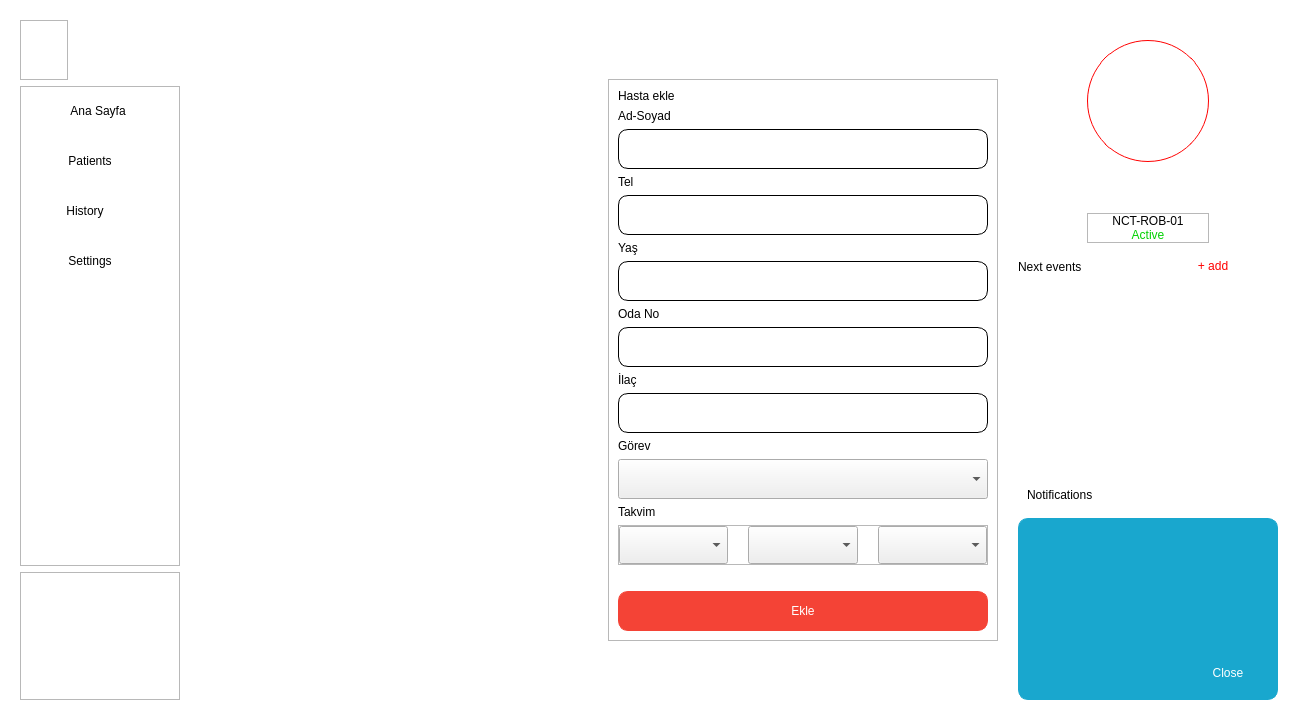
Above: social_ui.ui from kaleb236/social_inovation before the change. Below: the same form after it.
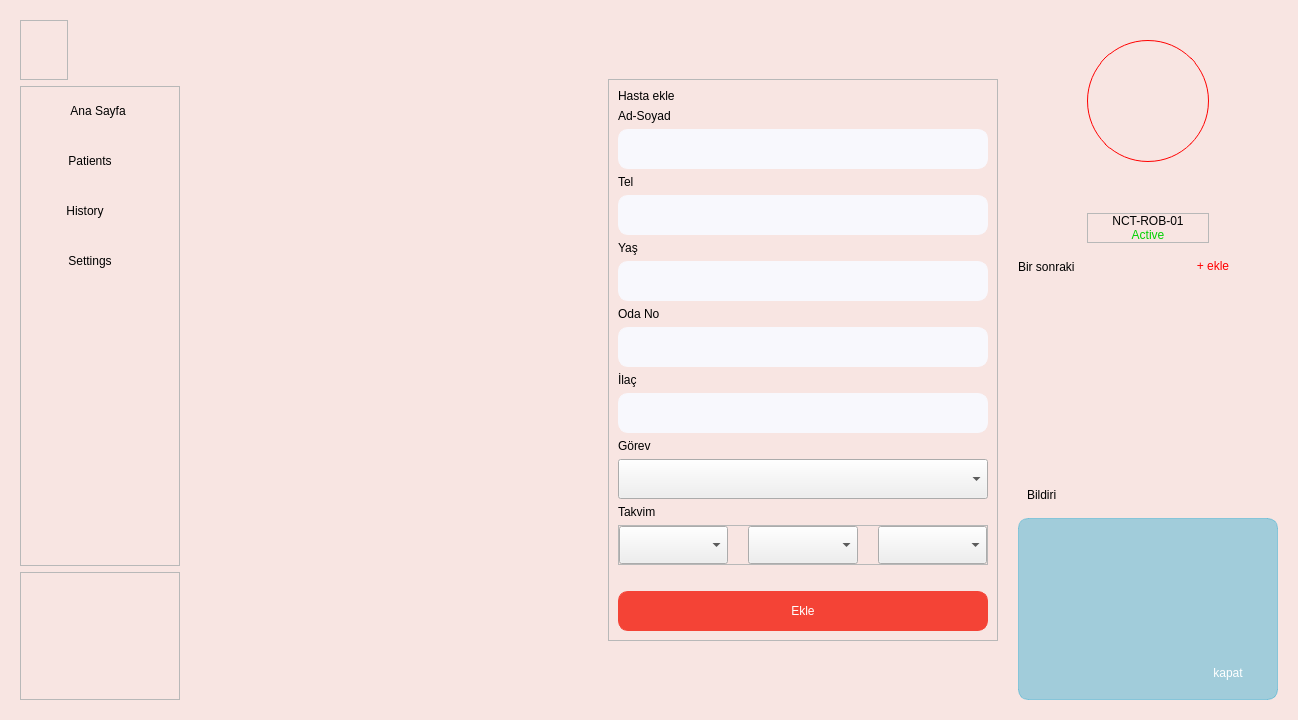
That is the form after the change. The open tabs and pages were chosen to show the change. Icons and pictures are not drawn.

Diff of the .ui file:
```diff
--- a/social_ui.ui
+++ b/social_ui.ui
@@ -6,7 +6,7 @@
    <rect>
     <x>0</x>
     <y>0</y>
-    <width>1280</width>
+    <width>1298</width>
     <height>720</height>
    </rect>
   </property>
@@ -15,7 +15,19 @@
   </property>
   <property name="styleSheet">
    <string notr="true">QFrame#left_frame,#right_frame, #central_frame{
-background-color: white;
+	background-color: rgba(250, 226, 222,200);
+}
+QWidget#centralwidget{
+	image: url(:/resource/images/background.jpg);
+}
+QLineEdit{
+	background-color:rgb(248, 248, 253);
+font: 75 12pt &quot;Century Gothic&quot;;
+border: 1px solid rgb(248, 248, 253);
+border-radius: 10px;
+}
+QComboBox{
+font: 75 12pt &quot;Century Gothic&quot;;
 }</string>
   </property>
   <widget class="QWidget" name="centralwidget">
@@ -49,6 +61,9 @@
         <height>16777215</height>
        </size>
       </property>
+      <property name="styleSheet">
+       <string notr="true"/>
+      </property>
       <property name="frameShape">
        <enum>QFrame::NoFrame</enum>
       </property>
@@ -146,7 +161,7 @@
             <property name="styleSheet">
              <string notr="true">QPushButton{
 font: 75 12pt &quot;Century Gothic&quot;;
-border: 1px solid white;
+border: 0px solid white;
 border-radius: 10px;
 }
 QPushButton:hover{
@@ -203,7 +218,7 @@
             <property name="styleSheet">
              <string notr="true">QPushButton{
 font: 75 12pt &quot;Century Gothic&quot;;
-border: 1px solid white;
+border: 0px solid white;
 border-radius: 10px;
 }
 QPushButton:hover{
@@ -260,7 +275,7 @@
             <property name="styleSheet">
              <string notr="true">QPushButton{
 font: 75 12pt &quot;Century Gothic&quot;;
-border: 1px solid white;
+border: 0px solid white;
 border-radius: 10px;
 }
 QPushButton:hover{
@@ -317,7 +332,7 @@
             <property name="styleSheet">
              <string notr="true">QPushButton{
 font: 75 12pt &quot;Century Gothic&quot;;
-border: 1px solid white;
+border: 0px solid white;
 border-radius: 10px;
 }
 QPushButton:hover{
@@ -615,9 +630,7 @@
                     </size>
                    </property>
                    <property name="styleSheet">
-                    <string notr="true">font: 75 12pt &quot;Century Gothic&quot;;
-border: 1px solid black;
-border-radius: 10px;</string>
+                    <string notr="true"/>
                    </property>
                   </widget>
                  </item>
@@ -643,9 +656,7 @@
                     </size>
                    </property>
                    <property name="styleSheet">
-                    <string notr="true">font: 75 12pt &quot;Century Gothic&quot;;
-border: 1px solid black;
-border-radius: 10px;</string>
+                    <string notr="true"/>
                    </property>
                   </widget>
                  </item>
@@ -671,9 +682,7 @@
                     </size>
                    </property>
                    <property name="styleSheet">
-                    <string notr="true">font: 75 12pt &quot;Century Gothic&quot;;
-border: 1px solid black;
-border-radius: 10px;</string>
+                    <string notr="true"/>
                    </property>
                   </widget>
                  </item>
@@ -699,9 +708,7 @@
                     </size>
                    </property>
                    <property name="styleSheet">
-                    <string notr="true">font: 75 12pt &quot;Century Gothic&quot;;
-border: 1px solid black;
-border-radius: 10px;</string>
+                    <string notr="true"/>
                    </property>
                   </widget>
                  </item>
@@ -727,9 +734,7 @@
                     </size>
                    </property>
                    <property name="styleSheet">
-                    <string notr="true">font: 75 12pt &quot;Century Gothic&quot;;
-border: 1px solid black;
-border-radius: 10px;</string>
+                    <string notr="true"/>
                    </property>
                   </widget>
                  </item>
@@ -1098,7 +1103,7 @@
                 <string notr="true">font: 75 14pt &quot;Bahnschrift&quot;;</string>
                </property>
                <property name="text">
-                <string>Next events</string>
+                <string>Bir sonraki</string>
                </property>
                <property name="alignment">
                 <set>Qt::AlignLeading|Qt::AlignLeft|Qt::AlignVCenter</set>
@@ -1110,13 +1115,13 @@
                <property name="styleSheet">
                 <string notr="true">QPushButton{
 font: 75 12pt &quot;Century Gothic&quot;;
-border: 1px solid white;
+border: 0px solid white;
 border-radius: 10px;
 color: #ff0000;
 }</string>
                </property>
                <property name="text">
-                <string>+ add</string>
+                <string>+ ekle</string>
                </property>
               </widget>
              </item>
@@ -1201,7 +1206,7 @@
                 <string notr="true">font: 75 14pt &quot;Bahnschrift&quot;;</string>
                </property>
                <property name="text">
-                <string>Notifications</string>
+                <string>Bildiri</string>
                </property>
                <property name="alignment">
                 <set>Qt::AlignLeading|Qt::AlignLeft|Qt::AlignVCenter</set>
@@ -1215,8 +1220,8 @@
            <widget class="QFrame" name="frame_11">
             <property name="styleSheet">
              <string notr="true">QFrame#frame_11{
-border: 1px solid #19A7CE;
-background-color: #19A7CE;
+border: 1px solid rgba(25, 167, 206,100);
+background-color: rgba(25, 167, 206,100);
 border-radius: 10px;
 }
 QLabel{
@@ -1236,8 +1241,6 @@
               <widget class="QLabel" name="label_6">
                <property name="styleSheet">
                 <string notr="true">font: 75 12pt &quot;Century Gothic&quot;;
-border: 1px solid #19A7CE;
-background-color: #19A7CE;
 color: white;
 border-radius: 10px;</string>
                </property>
@@ -1269,8 +1272,6 @@
                <property name="styleSheet">
                 <string notr="true">QPushButton{
 font: 75 12pt &quot;Century Gothic&quot;;
-border: 1px solid #19A7CE;
-background-color: #19A7CE;
 color:white;
 border-radius: 10px;
 }
@@ -1279,7 +1280,7 @@
 }</string>
                </property>
                <property name="text">
-                <string>Close</string>
+                <string>kapat</string>
                </property>
               </widget>
              </item>
```
Left out of the diff: 20 changed lines with no effect on the pictures.
